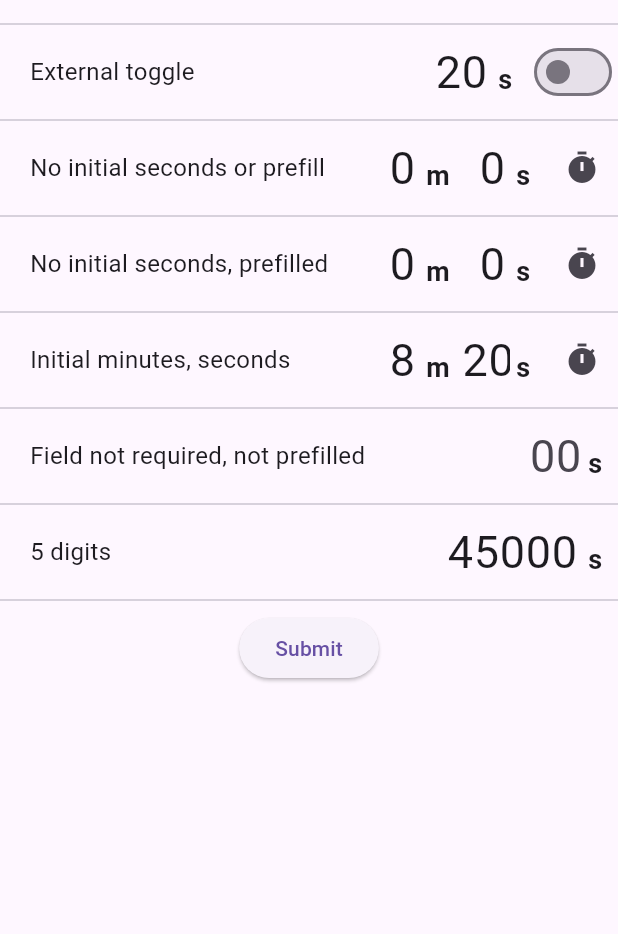
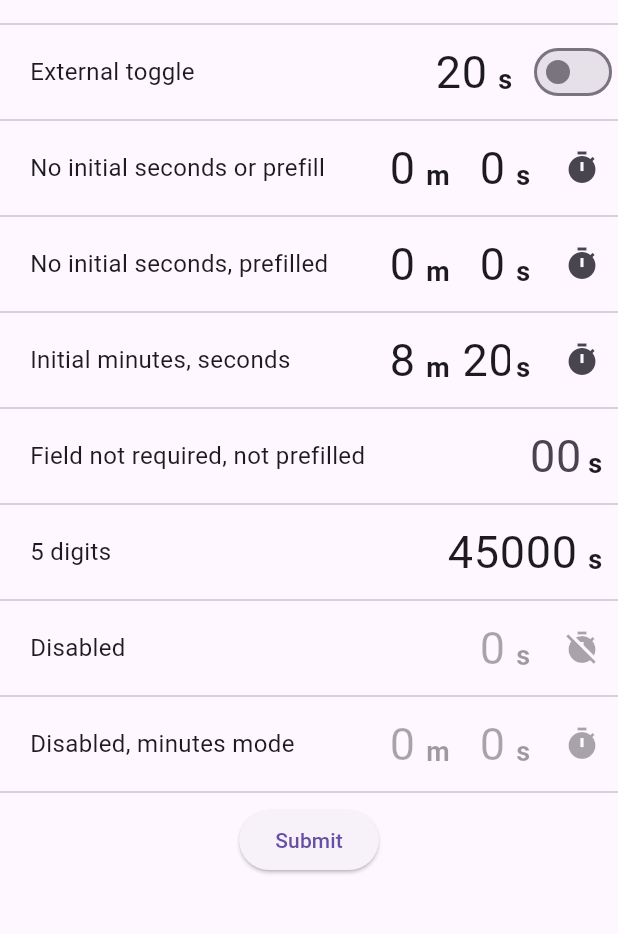
Before and after one commit to a-mabe/unit_number_input, a Flutter app: the screen it shows after launch, scrolled down 56 dp, after a tap on the "timer off" icon, on a phone screen of 412 x 824 dp, the part 84-1018 px from its top. Run offline on Flutter 3.47's test engine with Material 3 defaults, Android fonts, the phone set to English and light mode, and no system bars.

Commit message:
Enabled flag (#1)

```diff
--- a/example/lib/main.dart
+++ b/example/lib/main.dart
@@ -46,6 +46,8 @@ class _MyHomePageState extends State<MyHomePage> {
       UnitNumberInputController(initialSeconds: 500, startInMinutesMode: true),
       UnitNumberInputController(),
       UnitNumberInputController(initialSeconds: 45000),
+      UnitNumberInputController(),
+      UnitNumberInputController(startInMinutesMode: true),
     ];
   }
 
@@ -219,6 +221,47 @@ class _MyHomePageState extends State<MyHomePage> {
                     ],
                   ),
                   Divider(),
+                  Row(
+                    mainAxisAlignment: MainAxisAlignment.end,
+                    children: [
+                      const SizedBox(width: 20),
+                      Text('Disabled', style: TextStyle(fontSize: 16)),
+                      const Spacer(),
+                      FittedBox(
+                        fit: BoxFit.contain,
+                        child: UnitNumberInput(
+                          controller: _controllers[7],
+                          enabled: false,
+                          onChanged: (seconds) {
+                            print("Total seconds: $seconds");
+                          },
+                        ),
+                      ),
+                    ],
+                  ),
+                  Divider(),
+                  Row(
+                    mainAxisAlignment: MainAxisAlignment.end,
+                    children: [
+                      const SizedBox(width: 20),
+                      Text(
+                        'Disabled, minutes mode',
+                        style: TextStyle(fontSize: 16),
+                      ),
+                      const Spacer(),
+                      FittedBox(
+                        fit: BoxFit.contain,
+                        child: UnitNumberInput(
+                          controller: _controllers[8],
+                          enabled: false,
+                          onChanged: (seconds) {
+                            print("Total seconds: $seconds");
+                          },
+                        ),
+                      ),
+                    ],
+                  ),
+                  Divider(),
                   ElevatedButton(
                     onPressed: () {
                       if (_formKey.currentState?.validate() ?? false) {
--- a/lib/unit_number_input.dart
+++ b/lib/unit_number_input.dart
@@ -37,6 +37,9 @@ class UnitNumberInput extends StatefulWidget {
   /// Whether the input is prefilled with the controller value.
   final bool prefill;
 
+  /// Whether the field is enabled.
+  final bool enabled;
+
   /// Callback function called when the form field is saved.
   final FormFieldSetter<int>? onSaved;
 
@@ -58,6 +61,7 @@ class UnitNumberInput extends StatefulWidget {
     this.maxSecondsDigits = 3,
     this.valueRequired = true,
     this.prefill = true,
+    this.enabled = true,
     this.onSaved,
     this.minutesFocusNode,
     this.secondsFocusNode,
@@ -143,8 +147,10 @@ class _UnitNumberInputState extends State<UnitNumberInput> {
           secondsText = secondsText.substring(0, maxSecondsDigits);
         }
         secondsController.text = secondsText;
+      } else {
+        secondsController.text = '0';
       }
-      minutesController.clear();
+      minutesController.text = '0';
     }
   }
 
@@ -190,6 +196,7 @@ class _UnitNumberInputState extends State<UnitNumberInput> {
             onChanged: _updateSecondsFromControllers,
             focusNode: widget.minutesFocusNode,
             maxValue: 99,
+            enabled: widget.enabled,
           ),
         if (minutesMode)
           SizedBox(
@@ -198,9 +205,12 @@ class _UnitNumberInputState extends State<UnitNumberInput> {
               padding: const EdgeInsets.fromLTRB(0, 0, 0, 6),
               child: Text(
                 'm',
-                style: const TextStyle(
+                style: TextStyle(
                   fontSize: 18,
                   fontWeight: FontWeight.bold,
+                  color: widget.enabled
+                      ? null
+                      : Theme.of(context).disabledColor,
                 ),
               ),
             ),
@@ -212,6 +222,7 @@ class _UnitNumberInputState extends State<UnitNumberInput> {
           onChanged: _updateSecondsFromControllers,
           focusNode: widget.secondsFocusNode,
           maxValue: minutesMode ? 59 : widget.maxTotalSeconds!.toDouble(),
+          enabled: widget.enabled,
         ),
         SizedBox(
           width: 20,
@@ -219,16 +230,23 @@ class _UnitNumberInputState extends State<UnitNumberInput> {
             padding: const EdgeInsets.fromLTRB(0, 0, 0, 6),
             child: Text(
               's',
-              style: const TextStyle(fontSize: 18, fontWeight: FontWeight.bold),
+              style: TextStyle(
+                fontSize: 18,
+                fontWeight: FontWeight.bold,
+                color: widget.enabled ? null : Theme.of(context).disabledColor,
+              ),
             ),
           ),
         ),
         if (widget.enableMinutesToggle)
           IconButton(
             icon: Icon(minutesMode ? Icons.timer : Icons.timer_off),
-            onPressed: () {
-              widget.controller.toggleMode(); // controller drives everything
-            },
+            onPressed: widget.enabled
+                ? () {
+                    widget.controller
+                        .toggleMode(); // controller drives everything
+                  }
+                : null,
           ),
       ],
     );
@@ -241,11 +259,13 @@ class _UnitNumberInputState extends State<UnitNumberInput> {
     required VoidCallback onChanged,
     required FocusNode? focusNode,
     required double maxValue,
+    required bool enabled,
   }) {
     return SizedBox(
       width: 20.0 * maxDigits,
       child: TextFormField(
         controller: controller,
+        enabled: enabled,
         maxLength: maxDigits,
         style: const TextStyle(fontSize: 30),
         textAlign: TextAlign.end,
--- a/pubspec.yaml
+++ b/pubspec.yaml
@@ -1,6 +1,6 @@
 name: unit_number_input
 description: "A Flutter package for minutes/seconds input with validation, input decoration, and conversion to total seconds."
-version: 0.1.0
+version: 0.1.1
 repository: https://github.com/a-mabe/unit_number_input
 
 funding:
```
Also changed, not shown: example/pubspec.lock, 1 other file.
